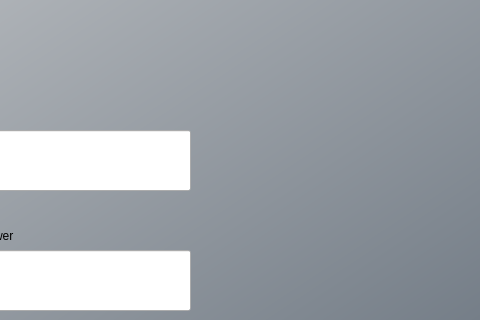
Old version of the form QR-Code-Generator/RSL-QRCode-Generator/CreateAccountPage.ui in the repository Billy4896/Account-System-Interface; both pictures show x 720 to 1200 and y 210 to 530 of the 1200 by 800 pixel window.
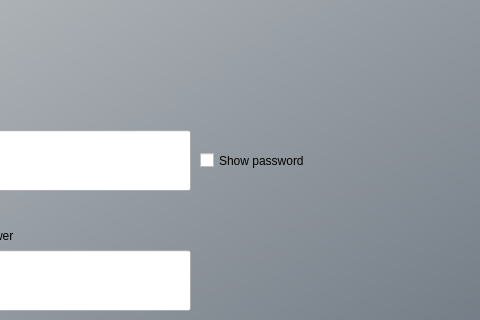
New version of the form. Icons and pictures are not drawn.

Commit message: Commit - show_or_hide_password function created and Show password checkbox added to LoginPage.ui, CreateAccountPage.ui & AccountRecoveryPage3.ui.

The edit to the form file:
```diff
--- a/QR-Code-Generator/RSL-QRCode-Generator/CreateAccountPage.ui
+++ b/QR-Code-Generator/RSL-QRCode-Generator/CreateAccountPage.ui
@@ -592,6 +592,22 @@
       <pixmap>Sprites/icons/user (6).png</pixmap>
      </property>
     </widget>
+    <widget class="QCheckBox" name="showPasswordCheckBox">
+     <property name="geometry">
+      <rect>
+       <x>920</x>
+       <y>350</y>
+       <width>131</width>
+       <height>41</height>
+      </rect>
+     </property>
+     <property name="styleSheet">
+      <string notr="true">font: 75 12pt &quot;Berlin Sans FB&quot;; color: rgb(0, 0, 0)</string>
+     </property>
+     <property name="text">
+      <string>Show password</string>
+     </property>
+    </widget>
    </widget>
   </widget>
  </widget>
```
The commit also changes 8 other files.
